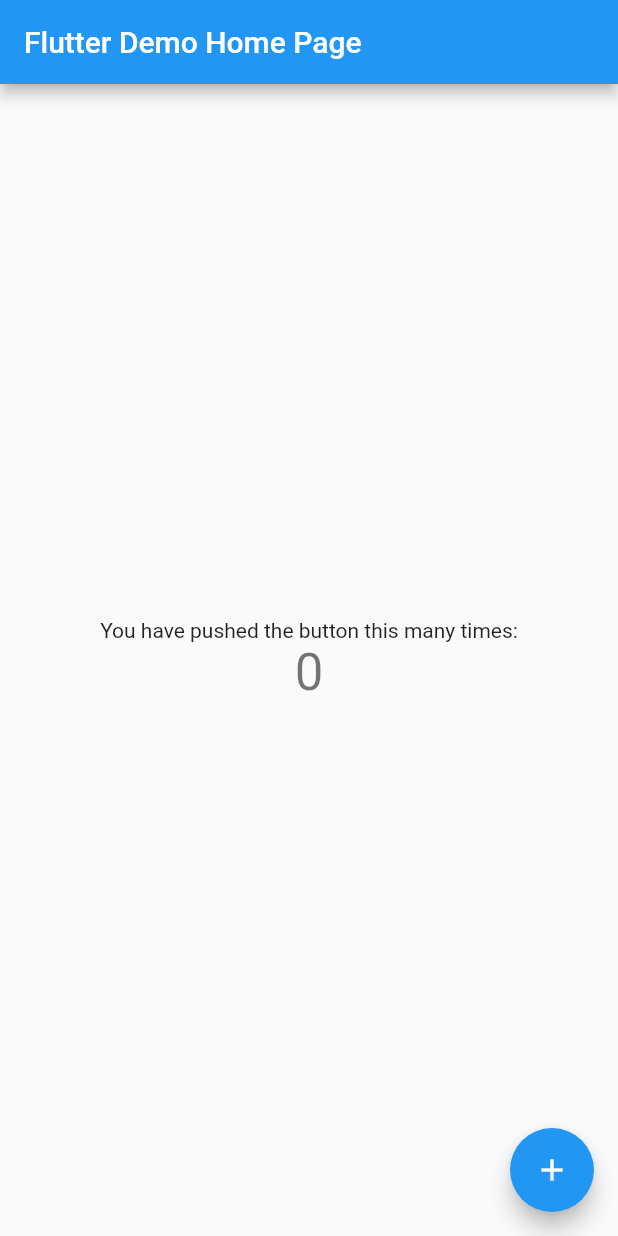
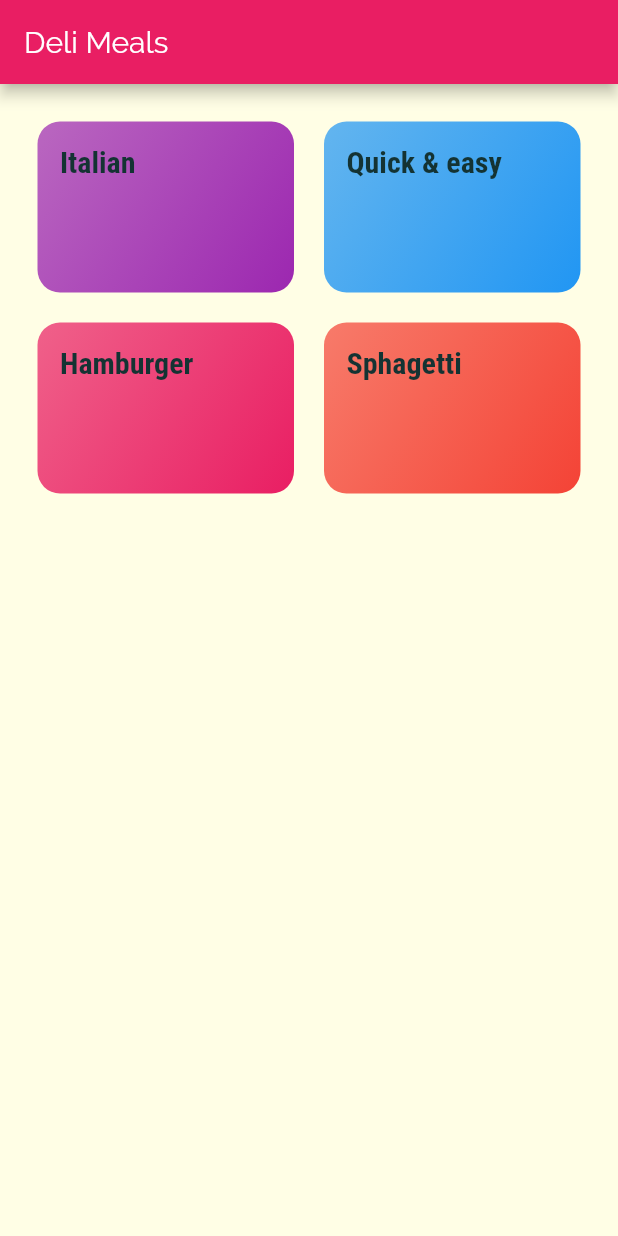
Before and after one commit to Muhaimie/meal_app, a Flutter app: the screen it shows after launch, on a phone screen of 412 x 824 dp. Run offline on Flutter 3.47's test engine with Material 2 defaults, Android fonts, the phone set to English and light mode, and no system bars.

Commit message:
Screen navigation & routing system

```diff
--- /dev/null
+++ b/lib/categories_screen.dart
@@ -0,0 +1,22 @@
+import 'package:flutter/material.dart';
+import 'package:meal_app/category_item.dart';
+
+import './dummy_data.dart';
+
+class CategoriesScreen  extends StatelessWidget {
+  @override
+  Widget build(BuildContext context) {
+    return Scaffold(
+        appBar: AppBar(title: const Text("Deli Meals")),
+        body: GridView(
+        padding:const EdgeInsets.all(25),
+        children: DUMMY_CATEGORIES.map((catData) =>
+        CategoryItem(catData.title, catData.color,catData.id) ).toList(),
+        gridDelegate: SliverGridDelegateWithMaxCrossAxisExtent(maxCrossAxisExtent:200,
+        childAspectRatio: 3/2,
+        crossAxisSpacing: 20,
+        mainAxisSpacing: 20),
+      ),
+    );
+  }
+}
--- /dev/null
+++ b/lib/category_item.dart
@@ -0,0 +1,38 @@
+import 'package:flutter/material.dart';
+import 'package:meal_app/category_meals_screen.dart';
+
+class CategoryItem extends StatelessWidget {
+
+  final String id;
+  final String title;
+  final Color color;
+
+  CategoryItem(this.title, this.color,this.id);
+
+  void selectCategory(BuildContext context) {
+    Navigator.of(context).pushNamed(
+      "/categories-meal", arguments: {"id" : id,"title":title}
+    );
+  }
+
+  @override
+  Widget build(BuildContext context) {
+    return GestureDetector(
+      child: InkWell(
+        onTap: () => selectCategory(context),
+        splashColor: Theme.of(context).primaryColor,
+        borderRadius: BorderRadius.circular(15),
+        child: Container(
+          padding: const EdgeInsets.all(15),
+          child: Text(title, style: Theme.of(context).textTheme.title),
+          decoration: BoxDecoration(
+              gradient: LinearGradient(
+                  colors: [color.withOpacity(0.7), color],
+                  begin: Alignment.topLeft,
+                  end: Alignment.bottomRight),
+              borderRadius: BorderRadius.circular(15)),
+        ),
+      ),
+    );
+  }
+}
--- /dev/null
+++ b/lib/dummy_data.dart
@@ -0,0 +1,11 @@
+import 'package:flutter/material.dart';
+import './models/category.dart';
+
+
+const DUMMY_CATEGORIES =  const [
+
+Category(id: "c1", title: "Italian", color: Colors.purple),
+Category(id: "c2", title: "Quick & easy", color: Colors.blue),
+Category(id: "c3", title: "Hamburger", color: Colors.pink),
+Category(id: "c4", title: "Sphagetti", color: Colors.red)
+];
--- a/lib/main.dart
+++ b/lib/main.dart
@@ -1,4 +1,6 @@
 import 'package:flutter/material.dart';
+import 'package:meal_app/categories_screen.dart';
+import './category_meals_screen.dart';
 
 void main() {
   runApp(MyApp());
@@ -9,41 +11,33 @@ class MyApp extends StatelessWidget {
   @override
   Widget build(BuildContext context) {
     return MaterialApp(
-      title: 'Flutter Demo',
+      title: 'Deli Meals',
       theme: ThemeData(
-        // This is the theme of your application.
-        //
-        // Try running your application with "flutter run". You'll see the
-        // application has a blue toolbar. Then, without quitting the app, try
-        // changing the primarySwatch below to Colors.green and then invoke
-        // "hot reload" (press "r" in the console where you ran "flutter run",
-        // or simply save your changes to "hot reload" in a Flutter IDE).
-        // Notice that the counter didn't reset back to zero; the application
-        // is not restarted.
-        primarySwatch: Colors.blue,
-        // This makes the visual density adapt to the platform that you run
-        // the app on. For desktop platforms, the controls will be smaller and
-        // closer together (more dense) than on mobile platforms.
-        visualDensity: VisualDensity.adaptivePlatformDensity,
+
+        primarySwatch: Colors.pink,
+        //visualDensity: VisualDensity.adaptivePlatformDensity,
+        accentColor: Colors.amber,
+        canvasColor: Color.fromRGBO(255, 254, 229, 1),
+        fontFamily: "Raleway",
+        textTheme: ThemeData.light().textTheme.copyWith(
+          body1: TextStyle(color: Color.fromRGBO(20, 51, 51, 1)),
+          body2: TextStyle(color: Color.fromRGBO(20, 51, 51, 1)),
+          title: TextStyle(fontSize: 20,
+                          fontWeight: FontWeight.bold,
+                          fontFamily: "RobotoCondensed",
+                          color: Color.fromRGBO(20, 51, 51, 1)
+                          ),
+        )
       ),
-      home: MyHomePage(title: 'Flutter Demo Home Page'),
+      home: CategoriesScreen(),
+      routes: {"/categories-meal": (ctx) => CategoryMealScreen()},
     );
   }
 }
 
 class MyHomePage extends StatefulWidget {
-  MyHomePage({Key key, this.title}) : super(key: key);
+  MyHomePage();
 
-  // This widget is the home page of your application. It is stateful, meaning
-  // that it has a State object (defined below) that contains fields that affect
-  // how it looks.
-
-  // This class is the configuration for the state. It holds the values (in this
-  // case the title) provided by the parent (in this case the App widget) and
-  // used by the build method of the State. Fields in a Widget subclass are
-  // always marked "final".
-
-  final String title;
 
   @override
   _MyHomePageState createState() => _MyHomePageState();
@@ -65,53 +59,10 @@ class _MyHomePageState extends State<MyHomePage> {
 
   @override
   Widget build(BuildContext context) {
-    // This method is rerun every time setState is called, for instance as done
-    // by the _incrementCounter method above.
-    //
-    // The Flutter framework has been optimized to make rerunning build methods
-    // fast, so that you can just rebuild anything that needs updating rather
-    // than having to individually change instances of widgets.
     return Scaffold(
-      appBar: AppBar(
-        // Here we take the value from the MyHomePage object that was created by
-        // the App.build method, and use it to set our appbar title.
-        title: Text(widget.title),
-      ),
-      body: Center(
-        // Center is a layout widget. It takes a single child and positions it
-        // in the middle of the parent.
-        child: Column(
-          // Column is also a layout widget. It takes a list of children and
-          // arranges them vertically. By default, it sizes itself to fit its
-          // children horizontally, and tries to be as tall as its parent.
-          //
-          // Invoke "debug painting" (press "p" in the console, choose the
-          // "Toggle Debug Paint" action from the Flutter Inspector in Android
-          // Studio, or the "Toggle Debug Paint" command in Visual Studio Code)
-          // to see the wireframe for each widget.
-          //
-          // Column has various properties to control how it sizes itself and
-          // how it positions its children. Here we use mainAxisAlignment to
-          // center the children vertically; the main axis here is the vertical
-          // axis because Columns are vertical (the cross axis would be
-          // horizontal).
-          mainAxisAlignment: MainAxisAlignment.center,
-          children: <Widget>[
-            Text(
-              'You have pushed the button this many times:',
-            ),
-            Text(
-              '$_counter',
-              style: Theme.of(context).textTheme.headline4,
-            ),
-          ],
+        appBar: AppBar(
+          title: Text("Deli Meals"),
         ),
-      ),
-      floatingActionButton: FloatingActionButton(
-        onPressed: _incrementCounter,
-        tooltip: 'Increment',
-        child: Icon(Icons.add),
-      ), // This trailing comma makes auto-formatting nicer for build methods.
-    );
+        body: Center(child: Text("Navugation Bar")));
   }
 }
```
Also changed, not shown: lib/category_meals_screen.dart (added, +26 -0 lines), lib/models/category.dart (added, +14 -0 lines), pubspec.yaml (+21 -6 lines), assets/fonts/Raleway-Black.ttf (added), assets/fonts/Raleway-Bold.ttf (added), assets/fonts/Raleway-Regular.ttf (added), assets/fonts/RobotoCondensed-Bold.ttf (added), assets/fonts/RobotoCondensed-Italic.ttf (added), assets/fonts/RobotoCondensed-Light.ttf (added), assets/fonts/RobotoCondensed-Regular.ttf (added), 3 other files.
